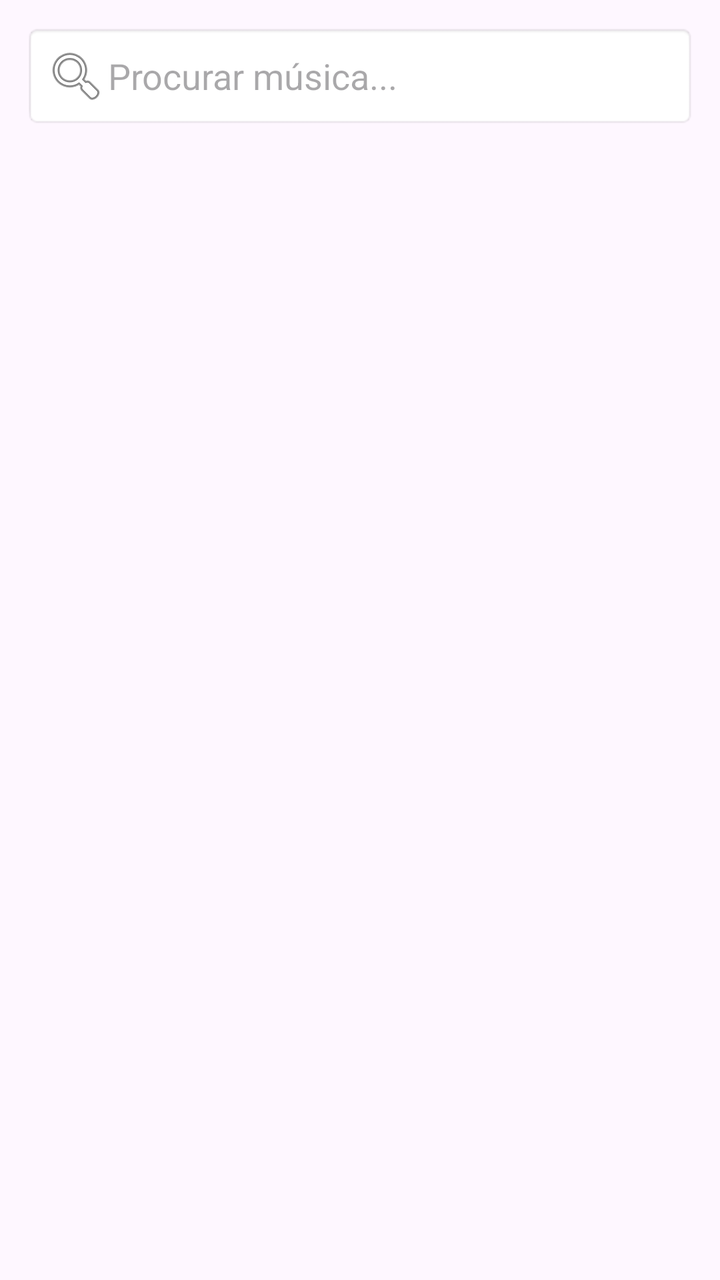
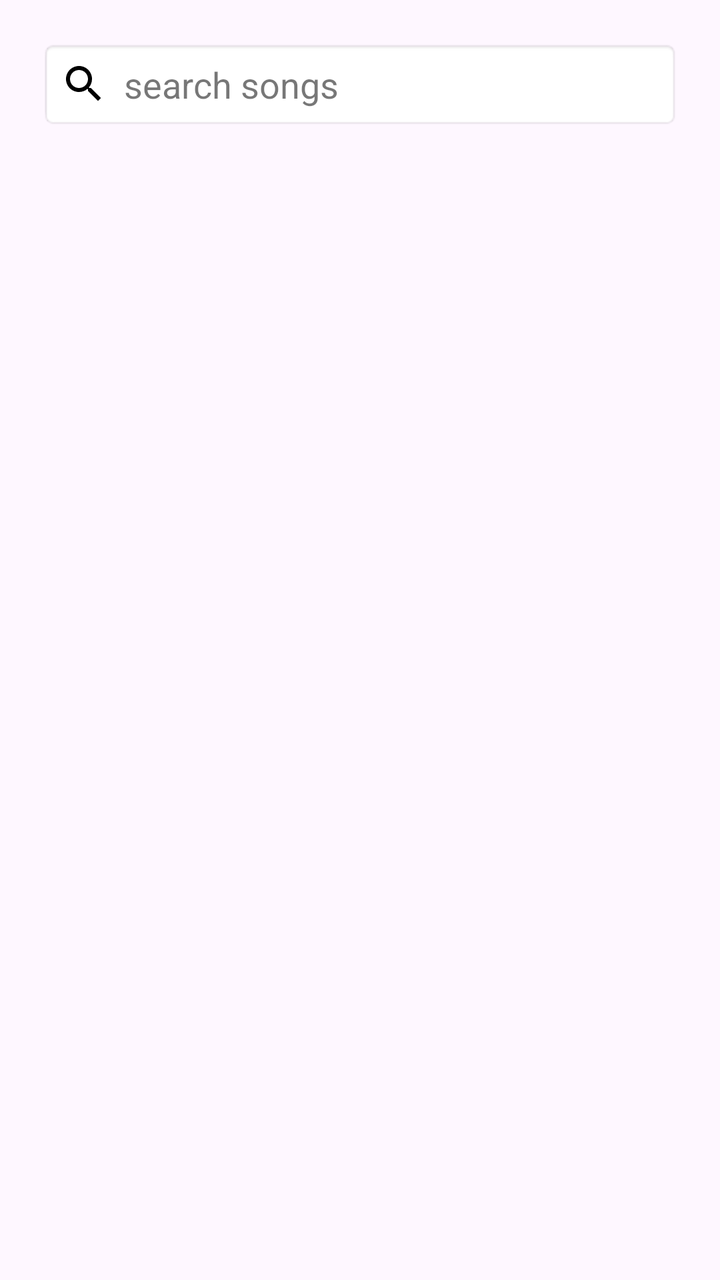

An Android layout rendered at two revisions. The XML below is the earlier revision; the diff shows what the commit changed to produce the second picture.
<!-- AndroidManifest.xml: application theme Theme.MyApplication -->
<!-- res/layout/activity_search.xml -->
<?xml version="1.0" encoding="utf-8"?>
<LinearLayout xmlns:android="http://schemas.android.com/apk/res/android"
              xmlns:tools="http://schemas.android.com/tools"
              android:orientation="vertical"
              android:padding="12dp"
              android:layout_width="match_parent"
              android:layout_height="match_parent"
              tools:context=".View.MainActivity">

    
    <EditText
            android:id="@+id/searchInput"
            android:hint="Procurar música..."
            android:imeOptions="actionSearch"
            android:inputType="text"
            android:drawableStart="@android:drawable/ic_menu_search"
            android:padding="10dp"
            android:background="@android:drawable/editbox_background"
            android:layout_width="match_parent"
            android:layout_height="wrap_content" />

    
    <androidx.recyclerview.widget.RecyclerView
            android:id="@+id/recyclerView"
            android:layout_marginTop="8dp"
            android:layout_width="match_parent"
            android:layout_height="0dp"
            android:layout_weight="1"
            tools:listitem="@layout/item_music" />

</LinearLayout>
<!-- res/layout/item_music.xml (included above) -->
<?xml version="1.0" encoding="utf-8"?>
<androidx.constraintlayout.widget.ConstraintLayout
    xmlns:android="http://schemas.android.com/apk/res/android"
    xmlns:app="http://schemas.android.com/apk/res-auto"
    android:layout_width="match_parent"
    android:layout_height="wrap_content"
    android:padding="8dp">

    <ImageView
        android:id="@+id/music_cover"
        android:layout_width="64dp"
        android:layout_height="64dp"
        android:scaleType="centerCrop"
        android:contentDescription="@string/music_cover_description"
        app:layout_constraintStart_toStartOf="parent"
        app:layout_constraintTop_toTopOf="parent"
        app:layout_constraintBottom_toBottomOf="parent" />

    <TextView
        android:id="@+id/music_title"
        android:layout_width="0dp"
        android:layout_height="wrap_content"
        android:layout_marginStart="12dp"
        android:text="Nome da Música"
        android:textSize="16sp"
        android:textStyle="bold"
        app:layout_constraintEnd_toEndOf="parent"
        app:layout_constraintStart_toEndOf="@id/music_cover"
        app:layout_constraintTop_toTopOf="@id/music_cover" />

    <TextView
        android:id="@+id/music_artist"
        android:layout_width="0dp"
        android:layout_height="wrap_content"
        android:layout_marginTop="4dp"
        android:text="Nome do Artista"
        android:textSize="14sp"
        app:layout_constraintEnd_toEndOf="parent"
        app:layout_constraintStart_toStartOf="@id/music_title"
        app:layout_constraintTop_toBottomOf="@id/music_title" />

</androidx.constraintlayout.widget.ConstraintLayout>
<!-- resources referenced by this layout -->
<resources>
  <string name="music_cover_description">Capa do álbum da música.</string>
  <style name="Theme.MyApplication" parent="Base.Theme.MyApplication" />
  <style name="Base.Theme.MyApplication" parent="Theme.Material3.DayNight.NoActionBar">
          
          
      </style>
</resources>

<!-- the commit's change to res/layout/activity_search.xml (unified diff, before → after) -->
@@ -8,16 +8,33 @@
               tools:context=".View.MainActivity">
 
     
+
     <EditText
             android:id="@+id/searchInput"
-            android:hint="Procurar música..."
+            android:layout_width="match_parent"
+            android:layout_height="wrap_content"
+            android:layout_marginHorizontal="8dp"
+            android:layout_marginTop="8dp"
+            android:hint="@string/search_songs_artists"
             android:imeOptions="actionSearch"
             android:inputType="text"
-            android:drawableStart="@android:drawable/ic_menu_search"
+            android:singleLine="true"
+            android:drawableStart="@drawable/ic_search_24"
+            android:drawablePadding="8dp"
+            android:background="@android:drawable/editbox_background_normal"
             android:padding="10dp"
-            android:background="@android:drawable/editbox_background"
-            android:layout_width="match_parent"
-            android:layout_height="wrap_content" />
+            android:textColor="@android:color/black"
+            android:textColorHint="#88000000"
+            android:contentDescription="@string/search" />
+
+
+
+
+
+
+
+
+
 
     
     <androidx.recyclerview.widget.RecyclerView
<!-- resource entries referenced after the edit -->
@@ -1,6 +1,14 @@
 <!-- resources referenced by this layout -->
 <resources>
+  <!-- drawable ic_search_24 (drawable) -->
+  <vector xmlns:android="http://schemas.android.com/apk/res/android" android:height="24dp" android:tint="#000000" android:viewportHeight="24" android:viewportWidth="24" android:width="24dp">
+        
+      <path android:fillColor="@android:color/white" android:pathData="M15.5,14h-0.79l-0.28,-0.27C15.41,12.59 16,11.11 16,9.5 16,5.91 13.09,3 9.5,3S3,5.91 3,9.5 5.91,16 9.5,16c1.61,0 3.09,-0.59 4.23,-1.57l0.27,0.28v0.79l5,4.99L20.49,19l-4.99,-5zM9.5,14C7.01,14 5,11.99 5,9.5S7.01,5 9.5,5 14,7.01 14,9.5 11.99,14 9.5,14z"/>
+      
+  </vector>
   <string name="music_cover_description">Capa do álbum da música.</string>
+  <string name="search">search</string>
+  <string name="search_songs_artists">search songs</string>
   <style name="Theme.MyApplication" parent="Base.Theme.MyApplication" />
   <style name="Base.Theme.MyApplication" parent="Theme.Material3.DayNight.NoActionBar">
           
